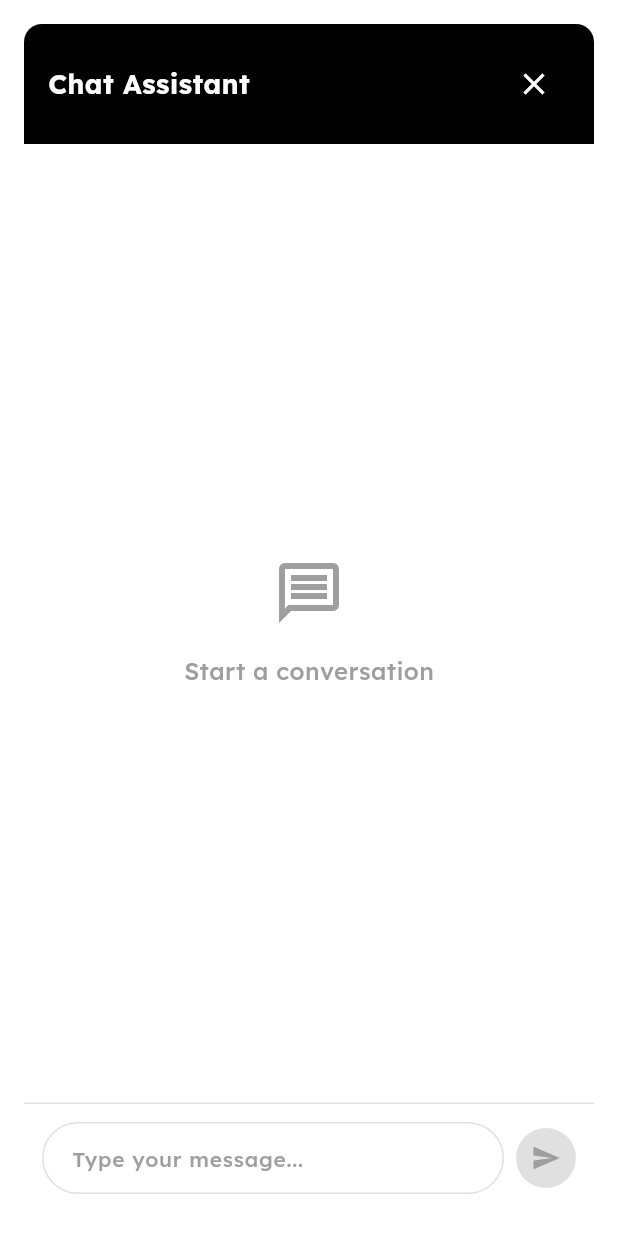
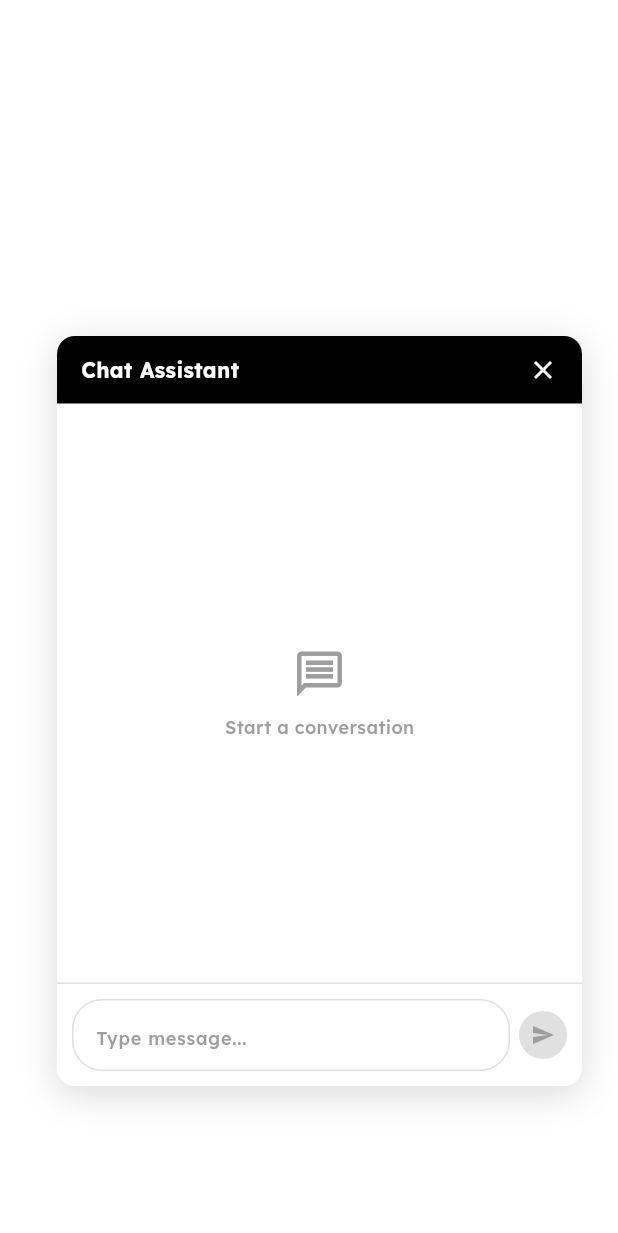
Before and after one commit to ChauKnockUI/BidChain, a Flutter app: the ChatScreen widget shown alone on an empty page, opened directly, on a phone screen of 412 x 824 dp. Shown: the top 1233 px of the screen. Run offline on Flutter 3.47's test engine with Material 3 defaults, Android fonts, the phone set to English and light mode, and no system bars; our stand-ins replace cached_network_image, convert, dartz, dio, equatable, flutter_bloc and 11 more; missing offline and left inert: pointycastle; accounts and stored records are empty; network calls fail; statements that could not run were skipped.

Commit message:
Fix: Issue 1 - Chat dialog size and positioning
- Reduce ChatScreen to 350x500 (compact size)
- Position at bottom-right, 100px above floating bubble
- Remove Dialog wrapper, use Stack-based overlay
- Add semi-transparent backdrop when chat is open
- Improve input field and send button sizing for compact view
- Add _sendMessage helper method

```diff
--- a/frontend/lib/presentation/pages/chat/chat_screen.dart
+++ b/frontend/lib/presentation/pages/chat/chat_screen.dart
@@ -59,15 +59,30 @@ class _ChatScreenState extends State<ChatScreen> {
 
   @override
   Widget build(BuildContext context) {
-    return Dialog(
-      insetPadding: const EdgeInsets.all(16),
+    return Align(
+      alignment: Alignment.bottomRight,
+      child: Padding(
+        padding: EdgeInsets.only(
+          right: 24,
+          bottom: 100, // Position above the floating bubble
+        ),
+        child: SizedBox(
+          width: 350, // Fixed width for compact chat
+          height: 500, // Fixed height
           child: Container(
             decoration: BoxDecoration(
               color: AppColors.white,
               borderRadius: BorderRadius.circular(12),
+              boxShadow: [
+                BoxShadow(
+                  color: Colors.black.withOpacity(0.15),
+                  blurRadius: 20,
+                  offset: const Offset(0, 5),
+                ),
+              ],
             ),
             child: Column(
-          mainAxisSize: MainAxisSize.min,
+              mainAxisSize: MainAxisSize.max,
               children: [
                 // Header
                 Container(
@@ -78,7 +93,10 @@ class _ChatScreenState extends State<ChatScreen> {
                       topRight: Radius.circular(12),
                     ),
                   ),
-              padding: const EdgeInsets.all(16),
+                  padding: const EdgeInsets.symmetric(
+                    horizontal: 16,
+                    vertical: 12,
+                  ),
                   child: Row(
                     mainAxisAlignment: MainAxisAlignment.spaceBetween,
                     children: [
@@ -86,13 +104,13 @@ class _ChatScreenState extends State<ChatScreen> {
                         'Chat Assistant',
                         style: TextStyle(
                           color: Colors.white,
-                      fontSize: 18,
+                          fontSize: 14,
                           fontWeight: FontWeight.bold,
                         ),
                       ),
-                  IconButton(
-                    icon: const Icon(Icons.close, color: Colors.white),
-                    onPressed: () => Navigator.pop(context),
+                      GestureDetector(
+                        onTap: () => Navigator.pop(context),
+                        child: Icon(Icons.close, color: Colors.white, size: 20),
                       ),
                     ],
                   ),
@@ -115,15 +133,15 @@ class _ChatScreenState extends State<ChatScreen> {
                               children: [
                                 Icon(
                                   Icons.message_outlined,
-                              size: 48,
+                                  size: 36,
                                   color: AppColors.grey,
                                 ),
-                            const SizedBox(height: 16),
+                                const SizedBox(height: 8),
                                 Text(
                                   'Start a conversation',
                                   style: TextStyle(
                                     color: AppColors.grey,
-                                fontSize: 16,
+                                    fontSize: 12,
                                   ),
                                 ),
                               ],
@@ -132,7 +150,13 @@ class _ChatScreenState extends State<ChatScreen> {
                         }
 
                         if (state is ChatLoading) {
-                      return const Center(child: CircularProgressIndicator());
+                          return const Center(
+                            child: SizedBox(
+                              width: 24,
+                              height: 24,
+                              child: CircularProgressIndicator(strokeWidth: 2),
+                            ),
+                          );
                         }
 
                         if (state is ChatError) {
@@ -142,16 +166,16 @@ class _ChatScreenState extends State<ChatScreen> {
                               children: [
                                 Icon(
                                   Icons.error_outline,
-                              size: 48,
+                                  size: 32,
                                   color: Colors.red,
                                 ),
-                            const SizedBox(height: 16),
+                                const SizedBox(height: 8),
                                 Text(
                                   state.message,
                                   textAlign: TextAlign.center,
                                   style: const TextStyle(
                                     color: Colors.red,
-                                fontSize: 14,
+                                    fontSize: 11,
                                   ),
                                 ),
                               ],
@@ -162,11 +186,11 @@ class _ChatScreenState extends State<ChatScreen> {
                         if (state is ChatLoaded) {
                           return ListView.builder(
                             controller: _scrollController,
-                        padding: const EdgeInsets.all(16),
+                            padding: const EdgeInsets.all(12),
                             itemCount: state.messages.length,
                             itemBuilder: (context, index) {
                               return Padding(
-                            padding: const EdgeInsets.only(bottom: 12),
+                                padding: const EdgeInsets.only(bottom: 8),
                                 child: MessageBubble(
                                   message: state.messages[index],
                                 ),
@@ -187,7 +211,7 @@ class _ChatScreenState extends State<ChatScreen> {
                     final isLoading = state is ChatLoading;
 
                     return Container(
-                  padding: const EdgeInsets.all(12),
+                      padding: const EdgeInsets.all(10),
                       decoration: BoxDecoration(
                         border: Border(
                           top: BorderSide(color: AppColors.tertiary, width: 1),
@@ -199,62 +223,54 @@ class _ChatScreenState extends State<ChatScreen> {
                             child: TextField(
                               controller: _messageController,
                               enabled: !isLoading,
+                              textInputAction: TextInputAction.send,
+                              onSubmitted: (text) {
+                                if (text.trim().isNotEmpty) {
+                                  _sendMessage();
+                                }
+                              },
                               decoration: InputDecoration(
-                            hintText: 'Type your message...',
+                                hintText: 'Type message...',
                                 hintStyle: TextStyle(
                                   color: AppColors.grey,
-                              fontSize: 14,
+                                  fontSize: 12,
                                 ),
                                 border: OutlineInputBorder(
-                              borderRadius: BorderRadius.circular(24),
-                              borderSide: BorderSide(color: AppColors.tertiary),
+                                  borderRadius: BorderRadius.circular(20),
+                                  borderSide: BorderSide(
+                                    color: AppColors.tertiary,
+                                  ),
                                 ),
                                 enabledBorder: OutlineInputBorder(
-                              borderRadius: BorderRadius.circular(24),
-                              borderSide: BorderSide(color: AppColors.tertiary),
+                                  borderRadius: BorderRadius.circular(20),
+                                  borderSide: BorderSide(
+                                    color: AppColors.tertiary,
+                                  ),
                                 ),
                                 focusedBorder: OutlineInputBorder(
-                              borderRadius: BorderRadius.circular(24),
+                                  borderRadius: BorderRadius.circular(20),
                                   borderSide: BorderSide(
                                     color: AppColors.accent,
-                                width: 2,
-                              ),
-                            ),
-                            disabledBorder: OutlineInputBorder(
-                              borderRadius: BorderRadius.circular(24),
-                              borderSide: BorderSide(
-                                color: AppColors.secondary,
+                                    width: 1.5,
                                   ),
                                 ),
                                 contentPadding: const EdgeInsets.symmetric(
-                              horizontal: 16,
-                              vertical: 12,
+                                  horizontal: 12,
+                                  vertical: 8,
                                 ),
                               ),
-                          onChanged: (_) {
-                            setState(() {});
-                          },
                             ),
                           ),
-                      const SizedBox(width: 8),
+                          const SizedBox(width: 6),
                           GestureDetector(
                             onTap:
-                            isLoading || _messageController.text.trim().isEmpty
+                                isLoading ||
+                                    _messageController.text.trim().isEmpty
                                 ? null
-                            : () {
-                                final message = _messageController.text.trim();
-                                context.read<ChatBloc>().add(
-                                  SendMessageEvent(
-                                    message,
-                                    auctionId: widget.auctionId,
-                                  ),
-                                );
-                                _messageController.clear();
-                                setState(() {});
-                              },
+                                : _sendMessage,
                             child: Container(
-                          width: 40,
-                          height: 40,
+                              width: 32,
+                              height: 32,
                               decoration: BoxDecoration(
                                 shape: BoxShape.circle,
                                 color:
@@ -265,23 +281,26 @@ class _ChatScreenState extends State<ChatScreen> {
                               ),
                               child: Center(
                                 child: isLoading
-                                ? SizedBox(
-                                    width: 20,
-                                    height: 20,
+                                    ? const SizedBox(
+                                        width: 16,
+                                        height: 16,
                                         child: CircularProgressIndicator(
-                                      strokeWidth: 2,
-                                      valueColor: AlwaysStoppedAnimation<Color>(
-                                        AppColors.white,
+                                          strokeWidth: 1.5,
+                                          valueColor:
+                                              AlwaysStoppedAnimation<Color>(
+                                                Colors.white,
                                               ),
                                         ),
                                       )
                                     : Icon(
                                         Icons.send,
                                         color:
-                                        _messageController.text.trim().isEmpty
+                                            _messageController.text
+                                                .trim()
+                                                .isEmpty
                                             ? AppColors.grey
                                             : Colors.white,
-                                    size: 20,
+                                        size: 16,
                                       ),
                               ),
                             ),
@@ -294,6 +313,18 @@ class _ChatScreenState extends State<ChatScreen> {
               ],
             ),
           ),
+        ),
+      ),
     );
   }
+
+  void _sendMessage() {
+    final message = _messageController.text.trim();
+    if (message.isEmpty) return;
+
+    context.read<ChatBloc>().add(
+      SendMessageEvent(message, auctionId: widget.auctionId),
+    );
+    _messageController.clear();
   }
+}
--- a/frontend/lib/presentation/widgets/chat/chat_bubble_wrapper.dart
+++ b/frontend/lib/presentation/widgets/chat/chat_bubble_wrapper.dart
@@ -14,28 +14,30 @@ class ChatBubbleWrapper extends StatefulWidget {
 class _ChatBubbleWrapperState extends State<ChatBubbleWrapper> {
   bool _isChatOpen = false;
 
-  void _openChatDialog() {
-    showDialog(
-      context: context,
-      barrierDismissible: true,
-      builder: (context) => ChatScreen(auctionId: null, auctionData: null),
-    ).then((_) {
-      setState(() {
-        _isChatOpen = false;
-      });
-    });
-
-    setState(() {
-      _isChatOpen = true;
-    });
-  }
-
   @override
   Widget build(BuildContext context) {
     return Stack(
       children: [
         widget.child,
-        FloatingChatBubble(onTap: _openChatDialog, isVisible: !_isChatOpen),
+        if (_isChatOpen)
+          GestureDetector(
+            onTap: () {
+              setState(() {
+                _isChatOpen = false;
+              });
+            },
+            child: Container(color: Colors.black.withOpacity(0.3)),
+          ),
+        if (_isChatOpen) ChatScreen(auctionId: null, auctionData: null),
+        if (!_isChatOpen)
+          FloatingChatBubble(
+            onTap: () {
+              setState(() {
+                _isChatOpen = true;
+              });
+            },
+            isVisible: true,
+          ),
       ],
     );
   }
```
Lines whose indentation alone changed are shown as unchanged.
